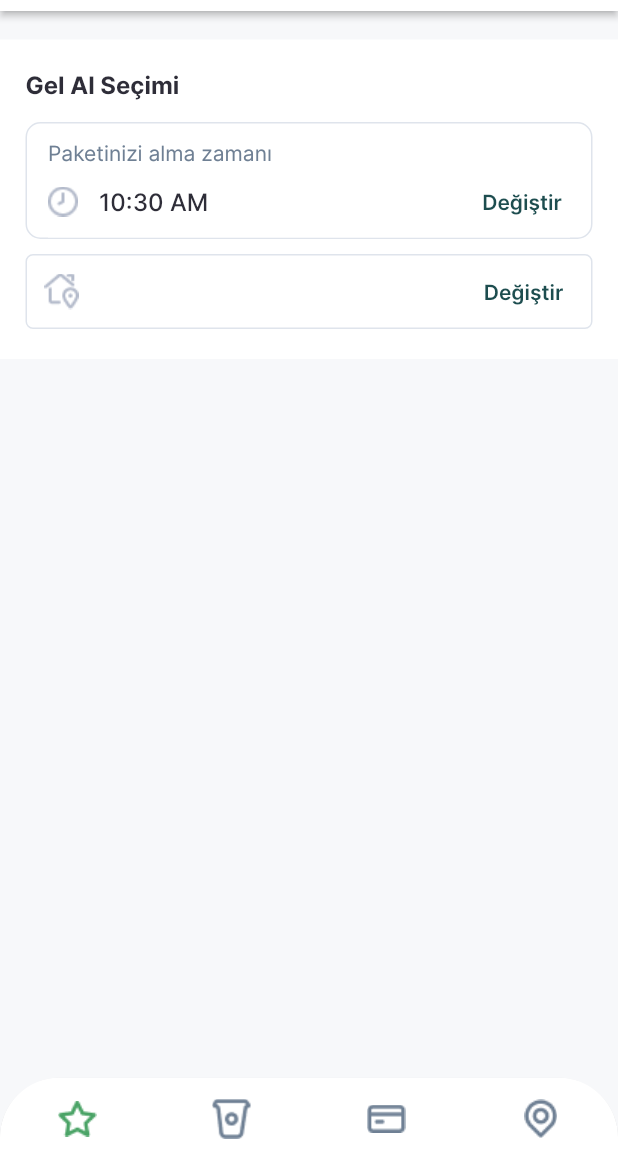
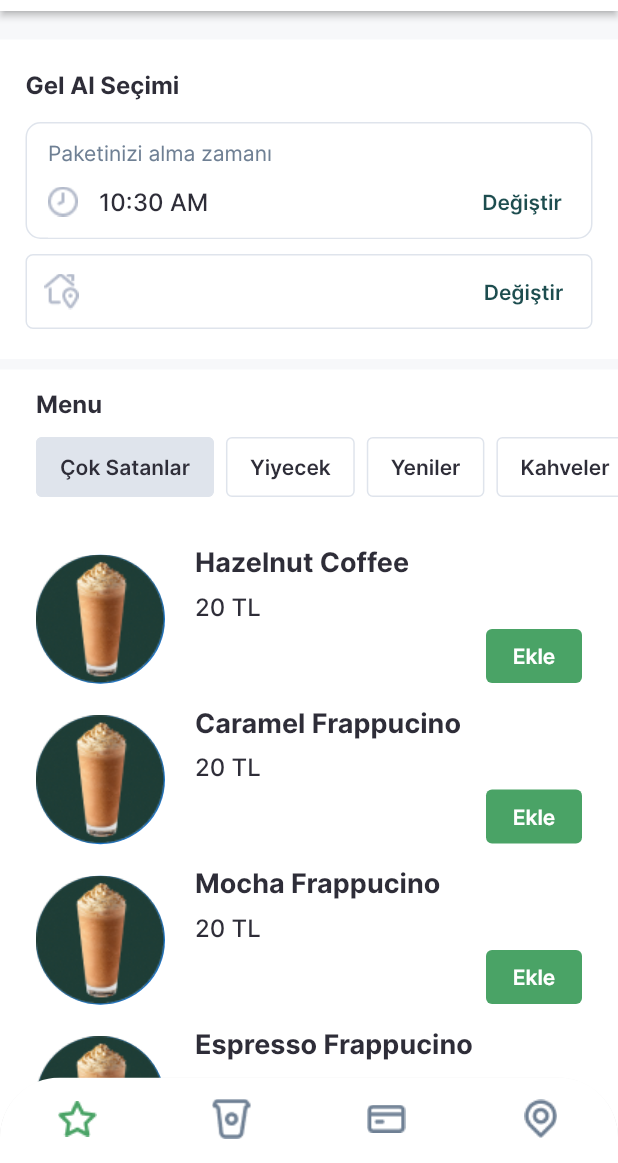
Before and after one commit to ahmetsarac/redesign-starbucks, a Flutter app: the screen it shows after launch, on a phone screen of 412 x 824 dp, the part 73-1236 px from its top. Run offline on Flutter 3.47's test engine with Material 2 defaults, Android fonts, the phone set to English and light mode, and no system bars.

Commit message:
Menu was added to order screen.

```diff
--- a/lib/screens/order_screen.dart
+++ b/lib/screens/order_screen.dart
@@ -4,6 +4,7 @@ import '../widgets/bottom_nav_bar.dart';
 import '../widgets/main_app_bar.dart';
 import '../theme/colors.dart';
 import '../widgets/time_picker.dart';
+import '../widgets/coffee_menu.dart';
 
 class OrderScreen extends StatelessWidget {
   const OrderScreen({Key? key}) : super(key: key);
@@ -30,6 +31,8 @@ class OrderScreen extends StatelessWidget {
                   height: 19,
                 ),
                 TimePicker(),
+                const SizedBox(height: 7),
+                const CoffeeMenu(),
               ],
             ),
           ),
--- a/lib/theme/app_theme.dart
+++ b/lib/theme/app_theme.dart
@@ -21,6 +21,12 @@ class AppTheme {
       fontWeight: FontWeight.w600,
       fontSize: 20.0,
       color: PrimaryColors.darkGreen,
+    ),
+    headline3: TextStyle(
+      fontFamily: 'Inter',
+      fontWeight: FontWeight.w700,
+      fontSize: 18.0,
+      color: GreyColors.dark,
     ),
     headline4: TextStyle(
       fontFamily: 'Inter',
--- /dev/null
+++ b/lib/widgets/coffee_menu.dart
@@ -0,0 +1,312 @@
+import 'package:flutter/material.dart';
+import 'package:redesign_starbucks/theme/colors.dart';
+
+class CoffeeMenu extends StatefulWidget {
+  const CoffeeMenu({Key? key}) : super(key: key);
+
+  @override
+  State<CoffeeMenu> createState() => _CoffeeMenuState();
+}
+
+class Coffee {
+  final String name;
+  final double price;
+  Coffee(this.name, this.price);
+}
+
+class _CoffeeMenuState extends State<CoffeeMenu> {
+  bool addingStatus = false;
+
+  final List<String> menuList = [
+    'Çok Satanlar',
+    'Yiyecek',
+    'Yeniler',
+    'Kahveler'
+  ];
+
+  final List<String> sizes = [
+    'Tall',
+    'Grande',
+    'Venti',
+  ];
+
+  late String selectedSize = sizes[0];
+  int? selectedIndex;
+  int selectedButtonIndex = 0;
+  int coffeeCount = 1;
+
+  final List<Coffee> coffeeList = [
+    Coffee('Hazelnut Coffee', 20.0),
+    Coffee('Caramel Frappucino', 20.0),
+    Coffee('Mocha Frappucino', 20.0),
+    Coffee('Espresso Frappucino', 20.0),
+  ];
+
+  @override
+  Widget build(BuildContext context) {
+    return Container(
+      color: Colors.white,
+      child: Column(
+        crossAxisAlignment: CrossAxisAlignment.start,
+        mainAxisSize: MainAxisSize.min,
+        children: [
+          Padding(
+            padding:
+                const EdgeInsets.symmetric(horizontal: 24.0, vertical: 13.0),
+            child: Text(
+              'Menu',
+              style: Theme.of(context).textTheme.headline4!.copyWith(
+                    color: GreyColors.dark,
+                  ),
+            ),
+          ),
+          SizedBox(
+            height: 40,
+            child: ListView.builder(
+              scrollDirection: Axis.horizontal,
+              itemCount: menuList.length,
+              itemBuilder: (context, index) {
+                return Container(
+                  margin:
+                      EdgeInsets.only(right: 8, left: index == 0 ? 24.0 : 0.0),
+                  child: ElevatedButton(
+                    style: ButtonStyle(
+                      elevation: MaterialStateProperty.all(0),
+                      shape: MaterialStateProperty.all(
+                        RoundedRectangleBorder(
+                          borderRadius: BorderRadius.circular(4.0),
+                          side: const BorderSide(color: GreyColors.buttonGrey),
+                        ),
+                      ),
+                      backgroundColor: MaterialStateProperty.all(
+                        selectedButtonIndex == index
+                            ? GreyColors.buttonGrey
+                            : Colors.white,
+                      ),
+                    ),
+                    child: Text(
+                      menuList[index],
+                      style: Theme.of(context)
+                          .textTheme
+                          .button!
+                          .copyWith(color: GreyColors.dark),
+                    ),
+                    onPressed: () {
+                      setState(() {
+                        selectedButtonIndex = index;
+                      });
+                    },
+                  ),
+                );
+              },
+            ),
+          ),
+          const SizedBox(height: 20.0),
+          Padding(
+            padding:
+                const EdgeInsets.symmetric(horizontal: 24.0, vertical: 13.0),
+            child: SizedBox(
+                height: 400,
+                child: ListView.builder(
+                  shrinkWrap: true,
+                  itemCount: coffeeList.length,
+                  itemBuilder: (context, index) {
+                    return Container(
+                      margin: const EdgeInsets.only(bottom: 10),
+                      child: Row(
+                        children: [
+                          CircleAvatar(
+                            radius: 43,
+                            child: Image.asset('assets/images/coffee.png'),
+                          ),
+                          const SizedBox(width: 20),
+                          Expanded(
+                            child: Column(
+                              crossAxisAlignment: CrossAxisAlignment.start,
+                              children: [
+                                Text(coffeeList[index].name,
+                                    style:
+                                        Theme.of(context).textTheme.headline3),
+                                const SizedBox(height: 8.0),
+                                Text(
+                                    '${coffeeList[index].price.toStringAsFixed(0)} TL',
+                                    style: Theme.of(context)
+                                        .textTheme
+                                        .headline5!
+                                        .copyWith(color: GreyColors.dark)),
+                                Row(
+                                  mainAxisAlignment:
+                                      addingStatus && selectedIndex == index
+                                          ? MainAxisAlignment.spaceBetween
+                                          : MainAxisAlignment.end,
+                                  children: [
+                                    if (addingStatus && selectedIndex == index)
+                                      Container(
+                                        decoration: BoxDecoration(
+                                          color: GreyColors.buttonGrey,
+                                          borderRadius:
+                                              BorderRadius.circular(4.0),
+                                        ),
+                                        child: Row(children: [
+                                          TextButton(
+                                              style: ButtonStyle(
+                                                minimumSize:
+                                                    MaterialStateProperty.all(
+                                                        Size.zero),
+                                                tapTargetSize:
+                                                    MaterialTapTargetSize
+                                                        .shrinkWrap,
+                                                padding:
+                                                    MaterialStateProperty.all(
+                                                        const EdgeInsets
+                                                                .symmetric(
+                                                            vertical: 10,
+                                                            horizontal: 12)),
+                                              ),
+                                              onPressed: () {
+                                                setState(() {
+                                                  coffeeCount--;
+                                                });
+                                              },
+                                              child: Image.asset(
+                                                  'assets/icons/minus.png')),
+                                          Text(
+                                            '$coffeeCount',
+                                            style: Theme.of(context)
+                                                .textTheme
+                                                .button,
+                                          ),
+                                          TextButton(
+                                            style: ButtonStyle(
+                                              minimumSize:
+                                                  MaterialStateProperty.all(
+                                                      Size.zero),
+                                              tapTargetSize:
+                                                  MaterialTapTargetSize
+                                                      .shrinkWrap,
+                                              padding:
+                                                  MaterialStateProperty.all(
+                                                      const EdgeInsets
+                                                              .symmetric(
+                                                          vertical: 10,
+                                                          horizontal: 12)),
+                                            ),
+                                            onPressed: () {
+                                              setState(() {
+                                                coffeeCount++;
+                                              });
+                                            },
+                                            child: Image.asset(
+                                                'assets/icons/add_plus.png'),
+                                          ),
+                                        ]),
+                                      ),
+                                    if (addingStatus && selectedIndex == index)
+                                      Container(
+                                        decoration: BoxDecoration(
+                                          color: GreyColors.buttonGrey,
+                                          borderRadius:
+                                              BorderRadius.circular(4.0),
+                                        ),
+                                        padding: const EdgeInsets.only(
+                                          left: 8.0,
+                                          right: 12.0,
+                                          top: 4.0,
+                                          bottom: 4.0,
+                                        ),
+                                        child: DropdownButton(
+                                            icon: Image.asset(
+                                                'assets/icons/dropdown.png'),
+                                            dropdownColor:
+                                                GreyColors.buttonGrey,
+                                            underline: const SizedBox(),
+                                            isDense: true,
+                                            value: selectedSize,
+                                            items: sizes.map((String items) {
+                                              return DropdownMenuItem(
+                                                child: Padding(
+                                                  padding:
+                                                      const EdgeInsets.only(
+                                                          right: 24.0),
+                                                  child: Text(
+                                                    items,
+                                                    style: Theme.of(context)
+                                                        .textTheme
+                                                        .button,
+                                                  ),
+                                                ),
+                                                value: items,
+                                              );
+                                            }).toList(),
+                                            onChanged: (String? value) {
+                                              setState(() {
+                                                selectedSize = value!;
+                                              });
+                                            }),
+                                      ),
+                                    if (addingStatus && selectedIndex == index)
+                                      ElevatedButton(
+                                        style: ButtonStyle(
+                                          elevation:
+                                              MaterialStateProperty.all(0),
+                                          minimumSize:
+                                              MaterialStateProperty.all(
+                                            Size.zero,
+                                          ),
+                                          padding: MaterialStateProperty.all(
+                                            const EdgeInsets.all(12.0),
+                                          ),
+                                          backgroundColor:
+                                              MaterialStateProperty.all(
+                                            PrimaryColors.mainGreen,
+                                          ),
+                                        ),
+                                        onPressed: () {
+                                          setState(() {
+                                            addingStatus = true;
+                                            selectedIndex = index;
+                                          });
+                                        },
+                                        child: Image.asset(
+                                            'assets/icons/check.png'),
+                                      ),
+                                    if (selectedIndex != index)
+                                      ElevatedButton(
+                                        style: ButtonStyle(
+                                          elevation:
+                                              MaterialStateProperty.all(0),
+                                          backgroundColor:
+                                              MaterialStateProperty.all(
+                                            PrimaryColors.mainGreen,
+                                          ),
+                                        ),
+                                        onPressed: () {
+                                          setState(() {
+                                            addingStatus = true;
+                                            selectedIndex = index;
+                                          });
+                                        },
+                                        child: Text(
+                                          'Ekle',
+                                          style: Theme.of(context)
+                                              .textTheme
+                                              .button!
+                                              .copyWith(color: Colors.white),
+                                        ),
+                                      ),
+                                  ],
+                                ),
+                              ],
+                            ),
+                          ),
+                        ],
+                      ),
+                    );
+                  },
+                )),
+          ),
+        ],
+      ),
+    );
+  }
+}
```
Also changed, not shown: assets/icons/add_plus.png (added), assets/icons/check.png (added), assets/icons/dropdown.png (added), assets/icons/minus.png (added), assets/images/coffee.png (added).
